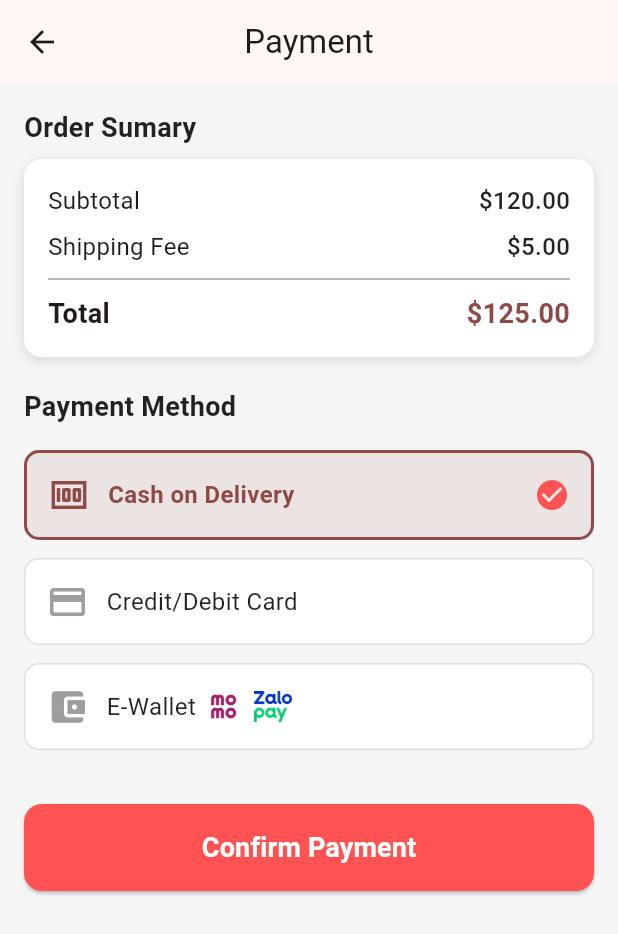
After one commit to Azure2212/VendorRobot, a Flutter app: the PaymentScreen screen opened directly, on a phone screen of 412 x 824 dp. The commit adds this screen. Shown: the top 934 px of the screen. Run offline on Flutter 3.47's test engine with Material 3 defaults, Android fonts, the phone set to English and light mode, and no system bars; our stand-ins replace shared_preferences; accounts and stored records are empty.

Commit message:
build ui payment screen is complete

```diff
--- /dev/null
+++ b/lib/Screens/payment_screen.dart
@@ -0,0 +1,163 @@
+import 'package:flutter/material.dart';
+import 'package:untitled3/widgets/item_selection.dart';
+import 'package:untitled3/widgets/section_title.dart';
+
+class PaymentScreen extends StatefulWidget {
+  const PaymentScreen({super.key});
+
+  @override
+  State<PaymentScreen> createState() => _PaymentScreenState();
+}
+
+class _PaymentScreenState extends State<PaymentScreen> {
+  String _selectedMethod = 'cash';
+
+  @override
+  Widget build(BuildContext context) {
+    return Scaffold(
+      appBar: AppBar(title: const Text('Payment'), centerTitle: true),
+      body: SingleChildScrollView(
+        padding: const EdgeInsets.all(16),
+        child: Column(
+          crossAxisAlignment: CrossAxisAlignment.start,
+          children: [
+            // --- Order Summary ---
+            SectionTitle(title: 'Order Sumary'),
+            Container(
+              padding: const EdgeInsets.all(16),
+              margin: const EdgeInsets.only(bottom: 20),
+              decoration: BoxDecoration(
+                color: Colors.white,
+                borderRadius: BorderRadius.circular(12),
+                boxShadow: [
+                  BoxShadow(
+                    color: Colors.black12,
+                    blurRadius: 6,
+                    offset: const Offset(0, 2),
+                  ),
+                ],
+              ),
+              child: Column(
+                children: [
+                  _buildSummaryRow('Subtotal', '\$120.00'),
+                  const SizedBox(height: 8),
+                  _buildSummaryRow('Shipping Fee', '\$5.00'),
+                  const Divider(height: 20, color: Colors.grey),
+                  _buildSummaryRow(
+                    'Total',
+                    '\$125.00',
+                    isTotal: true,
+                    color: Theme.of(context).colorScheme.primary,
+                  ),
+                ],
+              ),
+            ),
+
+            // --- Payment Method ---
+            SectionTitle(title: 'Payment Method'),
+            const SizedBox(height: 8),
+            ItemSelection(
+              icon: Icons.money,
+              title: 'Cash on Delivery',
+              value: 'cash',
+              selected: _selectedMethod == 'cash',
+              onSelect: () => {setState(() => _selectedMethod = 'cash')},
+            ),
+            ItemSelection(
+              icon: Icons.credit_card,
+              title: 'Credit/Debit Card',
+              value: 'card',
+              selected: _selectedMethod == 'card',
+              onSelect: () => {setState(() => _selectedMethod = 'card')},
+            ),
+            ItemSelection(
+              icon: Icons.account_balance_wallet,
+              title: 'E-Wallet',
+              value: 'wallet',
+              images: ['assets/images/momo.png', 'assets/images/zaloPay.png'],
+              selected: _selectedMethod == 'wallet',
+              onSelect: () => {setState(() => _selectedMethod = 'wallet')},
+            ),
+
+            const SizedBox(height: 24),
+
+            // --- Payment Button ---
+            SizedBox(
+              width: double.infinity,
+              child: ElevatedButton(
+                onPressed: () {
+                  _handlePayment(context);
+                },
+                style: ElevatedButton.styleFrom(
+                  padding: const EdgeInsets.symmetric(
+                    vertical: 16,
+                    horizontal: 20,
+                  ),
+                  backgroundColor: Colors.redAccent,
+                  shape: RoundedRectangleBorder(
+                    borderRadius: BorderRadius.circular(12),
+                  ),
+                ),
+                child: const Text(
+                  'Confirm Payment',
+                  style: TextStyle(
+                    fontSize: 18,
+                    fontWeight: FontWeight.bold,
+                    color: Colors.white,
+                  ),
+                ),
+              ),
+            ),
+          ],
+        ),
+      ),
+      backgroundColor: Colors.grey[100],
+    );
+  }
+
+  Widget _buildSummaryRow(
+    String label,
+    String value, {
+    bool isTotal = false,
+    Color? color,
+  }) {
+    return Row(
+      mainAxisAlignment: MainAxisAlignment.spaceBetween,
+      children: [
+        Text(
+          label,
+          style: TextStyle(
+            fontSize: isTotal ? 18 : 16,
+            fontWeight: isTotal ? FontWeight.bold : FontWeight.w400,
+          ),
+        ),
+        Text(
+          value,
+          style: TextStyle(
+            fontSize: isTotal ? 18 : 16,
+            fontWeight: isTotal ? FontWeight.bold : FontWeight.w500,
+            color: color ?? Colors.black87,
+          ),
+        ),
+      ],
+    );
+  }
+
+  void _handlePayment(BuildContext context) {
+    showDialog(
+      context: context,
+      builder: (context) => AlertDialog(
+        title: const Text('Payment Successful'),
+        content: Text(
+          'You have paid using: ${_selectedMethod.toUpperCase()}.\nThank you for your order!',
+        ),
+        actions: [
+          TextButton(
+            onPressed: () => Navigator.pop(context),
+            child: const Text('Close'),
+          ),
+        ],
+      ),
+    );
+  }
+}
--- /dev/null
+++ b/lib/widgets/item_selection.dart
@@ -0,0 +1,92 @@
+import 'package:flutter/material.dart';
+
+class ItemSelection extends StatelessWidget {
+  final IconData icon;
+  final String title;
+  final String value;
+  final List<String>? images;
+  final bool selected;
+  final VoidCallback onSelect;
+
+  const ItemSelection({
+    super.key,
+    required this.icon,
+    required this.title,
+    required this.value,
+    this.images,
+    required this.selected,
+    required this.onSelect,
+  });
+
+  @override
+  Widget build(BuildContext context) {
+    return GestureDetector(
+      onTap: onSelect,
+      child: Container(
+        margin: const EdgeInsets.only(bottom: 12),
+        padding: const EdgeInsets.all(14),
+        decoration: BoxDecoration(
+          color: selected
+              ? Theme.of(context).colorScheme.primary.withOpacity(0.1)
+              : Colors.white,
+          borderRadius: BorderRadius.circular(10),
+          border: Border.all(
+            color: selected
+                ? Theme.of(context).colorScheme.primary
+                : Colors.grey.shade300,
+            width: selected ? 2 : 1,
+          ),
+        ),
+        child: Row(
+          children: [
+            Icon(
+              icon,
+              color: selected
+                  ? Theme.of(context).colorScheme.primary
+                  : Colors.grey,
+              size: 28,
+            ),
+            const SizedBox(width: 12),
+            Expanded(
+              child: Row(
+                children: [
+                  Text(
+                    title,
+                    style: TextStyle(
+                      fontSize: 16,
+                      fontWeight: selected
+                          ? FontWeight.bold
+                          : FontWeight.normal,
+                      color: selected
+                          ? Theme.of(context).colorScheme.primary
+                          : Colors.black87,
+                    ),
+                  ),
+                  const SizedBox(width: 6),
+                  if (images != null && images!.isNotEmpty && value == 'wallet')
+                    Row(
+                      children: images!
+                          .map(
+                            (img) => Padding(
+                              padding: const EdgeInsets.only(right: 8),
+                              child: Image.asset(
+                                img,
+                                width: 25,
+                                height: 25,
+                                fit: BoxFit.contain,
+                              ),
+                            ),
+                          )
+                          .toList(),
+                    ),
+                ],
+              ),
+            ),
+            if (selected)
+              const Icon(Icons.check_circle, color: Colors.redAccent),
+          ],
+        ),
+      ),
+    );
+  }
+}
--- /dev/null
+++ b/lib/widgets/section_title.dart
@@ -0,0 +1,22 @@
+import 'package:flutter/material.dart';
+
+class SectionTitle extends StatelessWidget {
+  final String title;
+
+  const SectionTitle({super.key, required this.title});
+
+  @override
+  Widget build(BuildContext context) {
+    return Padding(
+      padding: const EdgeInsets.only(bottom: 8),
+      child: Text(
+        title,
+        style: const TextStyle(
+          fontSize: 18,
+          fontWeight: FontWeight.bold,
+          color: Colors.black87,
+        ),
+      ),
+    );
+  }
+}
--- a/pubspec.yaml
+++ b/pubspec.yaml
@@ -69,6 +69,8 @@ flutter:
     - assets/images/soju.png
     - assets/images/bido.png
     - assets/images/phomat.png
+    - assets/images/momo.png
+    - assets/images/zaloPay.png
   # To add assets to your application, add an assets section, like this:
   # assets:
   #   - images/a_dot_burr.jpeg
```
Also changed, not shown: lib/Screens/cart_screen.dart (+72 -52 lines), lib/Screens/order_screen.dart (+23 -23 lines), lib/providers/cart_provider.dart (+7 -4 lines), assets/images/momo.png (added), assets/images/zaloPay.png (added).
